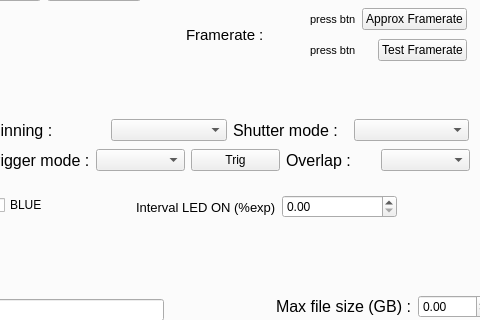
Above: isoi_window_V2.ui from JohnstonLab/OMMI before the change; both pictures show x 306 to 786 and y 111 to 431 of the 1013 by 694 pixel window. Below: the same form after it.
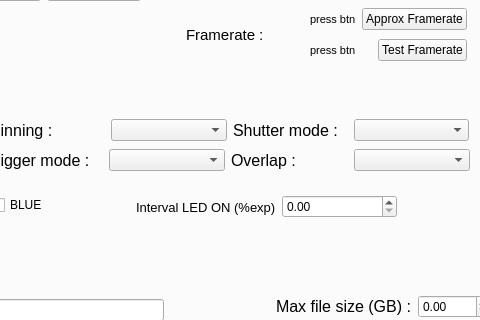
That is the form after the change.

Commit message: QMessage boxes added

Diff of the .ui file:
```diff
--- a/isoi_window_V2.ui
+++ b/isoi_window_V2.ui
@@ -130,13 +130,6 @@
        <item>
         <widget class="QComboBox" name="triggerBox"/>
        </item>
-       <item>
-        <widget class="QPushButton" name="trigBtn">
-         <property name="text">
-          <string>Trig</string>
-         </property>
-        </widget>
-       </item>
        <item>
         <widget class="QLabel" name="label_18">
          <property name="font">
@@ -604,7 +597,7 @@
        </item>
       </layout>
      </widget>
-     <widget class="QWidget" name="">
+     <widget class="QWidget" name="layoutWidget">
       <property name="geometry">
        <rect>
         <x>470</x>
```
The commit also changes 2 other files.
